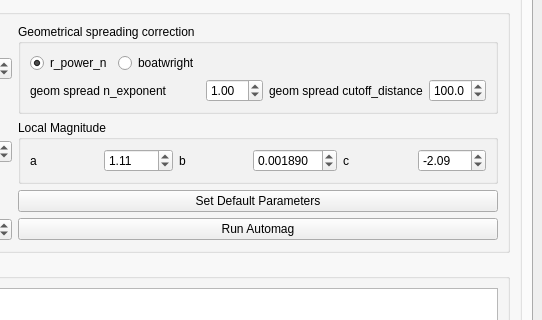
First picture: the form in loc_flow_isp/resources/designer_uis/loc_flow.ui, repository rcabdia/SurfQuake, before the edit; both pictures show x 691 to 1233 and y 196 to 516 of the 1233 by 707 pixel window.
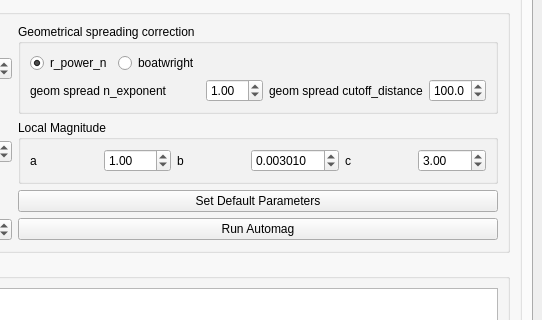
Second picture: the form after the edit. The open tabs and pages were chosen to show the change. Icons and pictures are not drawn.

Commit message: Debugge Local Magnitude --> Now consistent results

Patch:
```diff
--- a/loc_flow_isp/resources/designer_uis/loc_flow.ui
+++ b/loc_flow_isp/resources/designer_uis/loc_flow.ui
@@ -1314,8 +1314,11 @@
                   <layout class="QGridLayout" name="gridLayout_16">
                    <item row="0" column="1">
                     <widget class="QDoubleSpinBox" name="mag_aDB">
+                     <property name="minimum">
+                      <double>-99.000000000000000</double>
+                     </property>
                      <property name="value">
-                      <double>1.110000000000000</double>
+                      <double>1.000000000000000</double>
                      </property>
                     </widget>
                    </item>
@@ -1345,18 +1348,24 @@
                      <property name="decimals">
                       <number>6</number>
                      </property>
+                     <property name="minimum">
+                      <double>-99.000000000000000</double>
+                     </property>
+                     <property name="maximum">
+                      <double>99.000000000000000</double>
+                     </property>
                      <property name="value">
-                      <double>0.001890000000000</double>
+                      <double>0.003010000000000</double>
                      </property>
                     </widget>
                    </item>
                    <item row="0" column="5">
                     <widget class="QDoubleSpinBox" name="mag_cDB">
                      <property name="minimum">
-                      <double>-10.000000000000000</double>
+                      <double>-99.000000000000000</double>
                      </property>
                      <property name="value">
-                      <double>-2.090000000000000</double>
+                      <double>3.000000000000000</double>
                      </property>
                     </widget>
                    </item>
```
The commit also changes 1 other file.
